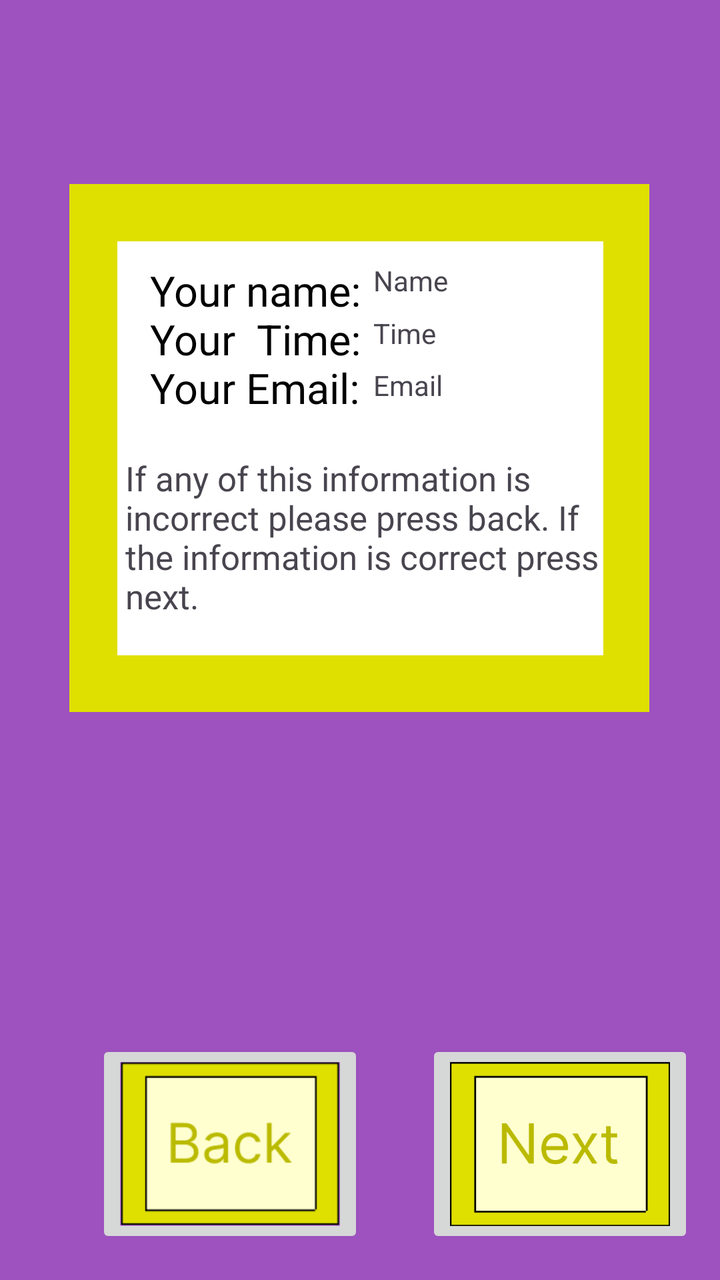
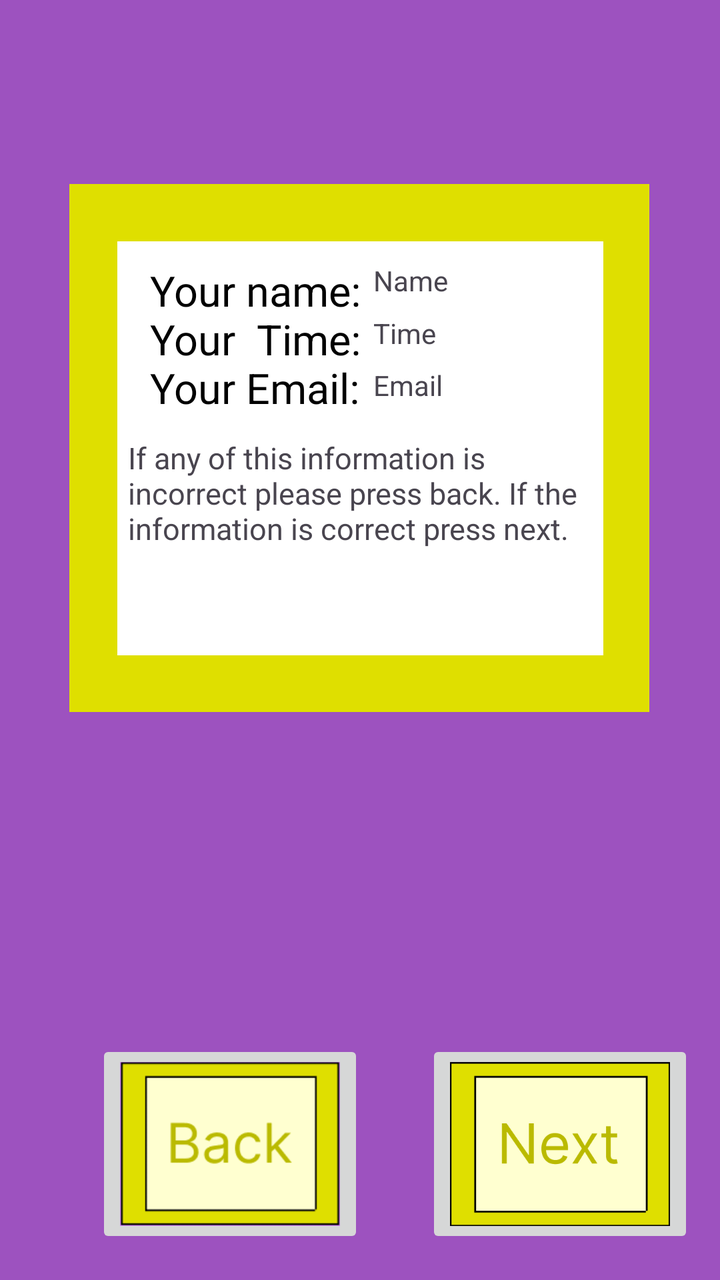

Screens rendered from an Android XML layout before and after an edit, with the pre-edit source and the edit as a unified diff.
<!-- AndroidManifest.xml: application theme Theme.Tiktikontheclock -->
<!-- res/layout/activity_main3.xml -->
<?xml version="1.0" encoding="utf-8"?>
<androidx.constraintlayout.widget.ConstraintLayout xmlns:android="http://schemas.android.com/apk/res/android"
    xmlns:app="http://schemas.android.com/apk/res-auto"
    xmlns:tools="http://schemas.android.com/tools"
    android:id="@+id/main"
    android:background="#9D52BF"
    android:layout_width="match_parent"
    android:layout_height="match_parent"
    tools:context=".MainActivity3">

    <ImageButton
        android:id="@+id/BackButtonP3"
        android:layout_width="134dp"
        android:layout_height="104dp"
        android:layout_marginStart="48dp"
        android:layout_marginBottom="16dp"
        android:scaleType="fitCenter"
        app:layout_constraintBottom_toBottomOf="parent"
        app:layout_constraintStart_toStartOf="parent"
        app:srcCompat="@drawable/schermafbeelding_2026_10_07_141405" />

    <ImageButton
        android:id="@+id/NextButtonP3"
        android:layout_width="134dp"
        android:layout_height="104dp"
        android:layout_marginBottom="16dp"
        android:scaleType="fitCenter"
        app:layout_constraintBottom_toBottomOf="parent"
        app:layout_constraintEnd_toEndOf="parent"
        app:layout_constraintHorizontal_bias="0.942"
        app:layout_constraintStart_toStartOf="parent"
        app:srcCompat="@drawable/schermafbeelding_2026_10_20_113520" />

    <View
        android:id="@+id/yelowboxp3"
        android:layout_width="290dp"
        android:layout_height="264dp"
        android:layout_marginTop="92dp"
        android:background="#DFDF00"
        app:layout_constraintEnd_toEndOf="parent"
        app:layout_constraintHorizontal_bias="0.495"
        app:layout_constraintStart_toStartOf="parent"
        app:layout_constraintTop_toTopOf="parent" />

    <View
        android:id="@+id/whiteboxp3"
        android:layout_width="243dp"
        android:layout_height="207dp"
        android:background="#FFFFFF"
        app:layout_constraintBottom_toBottomOf="@+id/yelowboxp3"
        app:layout_constraintEnd_toEndOf="@+id/yelowboxp3"
        app:layout_constraintHorizontal_bias="0.51"
        app:layout_constraintStart_toStartOf="@+id/yelowboxp3"
        app:layout_constraintTop_toTopOf="@+id/yelowboxp3" />

    <TextView
        android:id="@+id/Infop3"
        android:layout_width="110dp"
        android:layout_height="180dp"
        android:text="Your name: Your  Time:  Your Email:"
        android:textColor="#000000"
        android:textSize="21dp"
        app:layout_constraintBottom_toBottomOf="@+id/whiteboxp3"
        app:layout_constraintEnd_toEndOf="@+id/whiteboxp3"
        app:layout_constraintHorizontal_bias="0.124"
        app:layout_constraintStart_toStartOf="@+id/whiteboxp3"
        app:layout_constraintTop_toTopOf="@+id/whiteboxp3"
        app:layout_constraintVertical_bias="0.379" />

    <TextView
        android:id="@+id/Incorectp3"
        android:layout_width="239dp"
        android:layout_height="92dp"
        android:textSize="17dp"
        android:text="If any of this information is incorrect please press back. If the information is correct press next."
        app:layout_constraintBottom_toBottomOf="@+id/whiteboxp3"
        app:layout_constraintEnd_toEndOf="@+id/whiteboxp3"
        app:layout_constraintHorizontal_bias="1.0"
        app:layout_constraintStart_toStartOf="@+id/whiteboxp3"
        app:layout_constraintTop_toTopOf="@+id/whiteboxp3"
        app:layout_constraintVertical_bias="0.93" />

    <TextView
        android:id="@+id/NameInBoxp3"
        android:layout_width="111dp"
        android:layout_height="26dp"
        android:layout_marginEnd="4dp"
        android:text="Name"
        android:textSize="14dp"
        app:layout_constraintBottom_toBottomOf="@+id/whiteboxp3"
        app:layout_constraintEnd_toEndOf="@+id/whiteboxp3"
        app:layout_constraintHorizontal_bias="1.0"
        app:layout_constraintStart_toStartOf="@+id/yelowboxp3"
        app:layout_constraintTop_toTopOf="@+id/whiteboxp3"
        app:layout_constraintVertical_bias="0.055" />

    <TextView
        android:id="@+id/TimeInBoxp3"
        android:layout_width="111dp"
        android:layout_height="26dp"
        android:text="Time"
        android:textSize="14dp"
        app:layout_constraintBottom_toBottomOf="@+id/yelowboxp3"
        app:layout_constraintEnd_toEndOf="@+id/yelowboxp3"
        app:layout_constraintHorizontal_bias="0.849"
        app:layout_constraintStart_toStartOf="@+id/yelowboxp3"
        app:layout_constraintTop_toTopOf="@+id/yelowboxp3"
        app:layout_constraintVertical_bias="0.273" />

    <TextView
        android:id="@+id/EmailInBoxp3"
        android:layout_width="109dp"
        android:layout_height="39dp"
        android:text="Email"
        android:textSize="14dp"
        app:layout_constraintBottom_toBottomOf="@+id/yelowboxp3"
        app:layout_constraintEnd_toEndOf="@+id/yelowboxp3"
        app:layout_constraintHorizontal_bias="0.839"
        app:layout_constraintStart_toStartOf="@+id/yelowboxp3"
        app:layout_constraintTop_toTopOf="@+id/yelowboxp3"
        app:layout_constraintVertical_bias="0.404" />

</androidx.constraintlayout.widget.ConstraintLayout>
<!-- resources referenced by this layout -->
<resources>
  <!-- drawable schermafbeelding_2026_10_07_141405: png bitmap (drawable, 3193 bytes) -->
  <!-- drawable schermafbeelding_2026_10_20_113520: png bitmap (drawable, 5453 bytes) -->
  <style name="Theme.Tiktikontheclock" parent="Base.Theme.Tiktikontheclock" />
  <style name="Base.Theme.Tiktikontheclock" parent="Theme.Material3.DayNight.NoActionBar">
          
          
      </style>
</resources>

<!-- the commit's change to res/layout/activity_main3.xml (unified diff, before → after) -->
@@ -69,16 +69,16 @@
 
     <TextView
         android:id="@+id/Incorectp3"
-        android:layout_width="239dp"
-        android:layout_height="92dp"
-        android:textSize="17dp"
+        android:layout_width="236dp"
+        android:layout_height="109dp"
         android:text="If any of this information is incorrect please press back. If the information is correct press next."
+        android:textSize="15dp"
         app:layout_constraintBottom_toBottomOf="@+id/whiteboxp3"
         app:layout_constraintEnd_toEndOf="@+id/whiteboxp3"
-        app:layout_constraintHorizontal_bias="1.0"
+        app:layout_constraintHorizontal_bias="0.766"
         app:layout_constraintStart_toStartOf="@+id/whiteboxp3"
         app:layout_constraintTop_toTopOf="@+id/whiteboxp3"
-        app:layout_constraintVertical_bias="0.93" />
+        app:layout_constraintVertical_bias="1.0" />
 
     <TextView
         android:id="@+id/NameInBoxp3"
